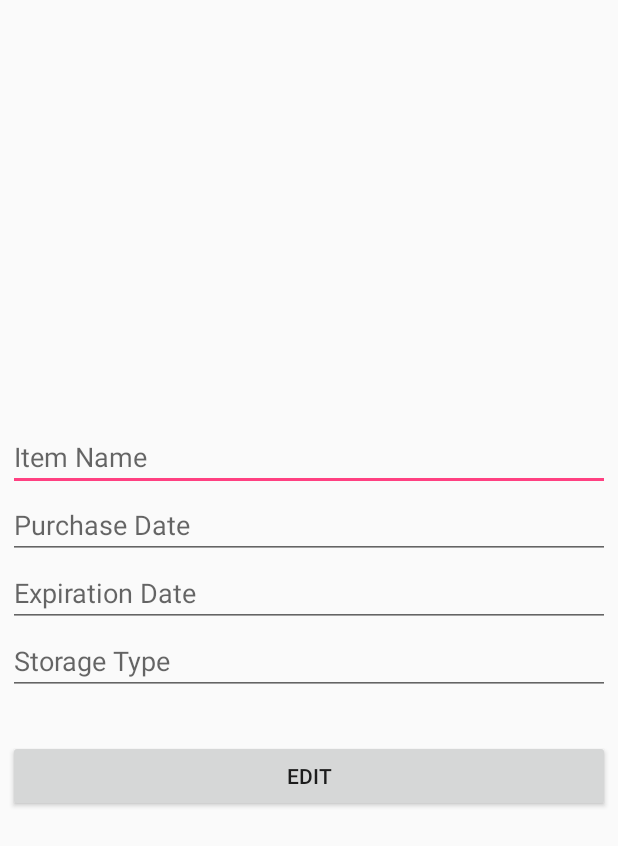
After one commit to younghuang97/Expired, an Android app: the layout dialog_edititem.xml on its own in the app's theme, with its tools: preview values and no code run, on a phone screen of 412 x 824 dp. The commit adds this screen. Shown: the top 846 px of the screen. Run offline under Robolectric (Android 15) with nearby library versions, the phone set to English and light mode, and no system bars.

Commit message:
Working on the edit button, it now displays an AlertDialog that the user can modify.

```diff
--- a/main/app/src/main/java/com/example/thele/expired/MainActivity.java
+++ b/main/app/src/main/java/com/example/thele/expired/MainActivity.java
@@ -46,7 +46,7 @@ public class MainActivity extends AppCompatActivity {
 
         myDataset = Fridge.getFridge().returnDateExpired();
 
-        mAdapter = new MyAdapter(myDataset);
+        mAdapter = new MyAdapter(myDataset, MainActivity.this);
         mRecyclerView.setAdapter(mAdapter);
         // lines between items
         DividerItemDecoration dividerItemDecoration = new DividerItemDecoration(mRecyclerView.getContext(),
@@ -81,7 +81,7 @@ return false;
     {
         super.onResume();
         List<Item> myDataset = Fridge.getFridge().returnDateExpired();
-        mAdapter = new MyAdapter(myDataset);
+        mAdapter = new MyAdapter(myDataset, MainActivity.this);
         mRecyclerView.setAdapter(mAdapter);
     }
 }
--- a/main/app/src/main/res/layout/activity_add.xml
+++ b/main/app/src/main/res/layout/activity_add.xml
@@ -4,13 +4,14 @@
     android:layout_width="match_parent"
     android:layout_height="match_parent"
     tools:context="com.example.thele.expired.AddActivity"
-    android:layout_margin="10dp"
+    android:padding="10dp"
+    android:gravity="center"
     android:orientation="vertical">
 
     <android.support.design.widget.TextInputLayout
         android:layout_width="match_parent"
         android:layout_height="wrap_content"
-        android:layout_marginTop="150dp">
+        >
 
         <android.support.design.widget.TextInputEditText
             android:id="@+id/nameField"
--- /dev/null
+++ b/main/app/src/main/res/layout/dialog_edititem.xml
@@ -0,0 +1,47 @@
+<?xml version="1.0" encoding="utf-8"?>
+<LinearLayout xmlns:android="http://schemas.android.com/apk/res/android"
+    android:orientation="vertical" android:layout_width="match_parent"
+    android:layout_height="match_parent"
+    android:padding="5dp"
+    android:gravity="center">
+
+    <EditText
+        android:id="@+id/etName"
+        android:layout_width="match_parent"
+        android:layout_height="wrap_content"
+        android:ems="10"
+        android:hint="@string/item_name"
+        android:inputType="textPersonName" />
+
+    <EditText
+        android:id="@+id/etPurchaseDate"
+        android:layout_width="match_parent"
+        android:layout_height="wrap_content"
+        android:ems="10"
+        android:hint="@string/purchase_date"
+        android:inputType="date" />
+
+    <EditText
+        android:id="@+id/etExpirationDate"
+        android:layout_width="match_parent"
+        android:layout_height="wrap_content"
+        android:ems="10"
+        android:hint="@string/expiration_date"
+        android:inputType="date" />
+
+    <EditText
+        android:id="@+id/etStorageType"
+        android:layout_width="match_parent"
+        android:layout_height="wrap_content"
+        android:ems="10"
+        android:hint="@string/storage_type"
+        android:inputType="textPersonName" />
+
+    <Button
+        android:id="@+id/editbutton"
+        android:layout_width="match_parent"
+        android:layout_height="wrap_content"
+        android:layout_marginTop="30dp"
+        android:text="Edit" />
+
+</LinearLayout>
--- a/main/app/src/main/res/layout/itemview.xml
+++ b/main/app/src/main/res/layout/itemview.xml
@@ -34,7 +34,7 @@
         android:layout_alignBaseline="@+id/expdate"
         android:layout_alignBottom="@+id/expdate" />
     <Button
-        android:id="@+id/editbutton"
+        android:id="@+id/tinyeditbutton"
         android:background="@drawable/editbutton"
         android:layout_width="35dp"
         android:layout_height="35dp"
@@ -43,7 +43,7 @@
         android:layout_marginTop="3dp" />
 
     <Button
-        android:id="@+id/deletebutton"
+        android:id="@+id/tinydeletebutton"
         android:background="@drawable/deletebutton"
         android:layout_width="35dp"
         android:layout_height="35dp"
--- a/main/app/src/main/res/values/strings.xml
+++ b/main/app/src/main/res/values/strings.xml
@@ -6,6 +6,10 @@
     <string name="hint_name">Name</string>
     <string name="hint_expdate">Expiration Date</string>
     <string name="hint_storagetype">Storage Type</string>
+    <string name="item_name">Item Name</string>
+    <string name="expiration_date">Expiration Date</string>
+    <string name="storage_type">Storage Type</string>
+    <string name="purchase_date">Purchase Date</string>
     // used for to fix errors
     <item name="visible" type="id"/>
     <item name="masked" type="id"/>
```
Also changed, not shown: main/app/src/main/java/com/example/thele/expired/MyAdapter.java (+39 -9 lines), 1 other file.
